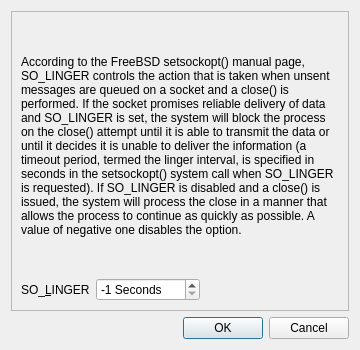
Before: the Qt Designer form branches/trunk/GoldBug-UI/spot-on-socket-options.ui in textbrowser/spot-on, drawn with Qt 5.
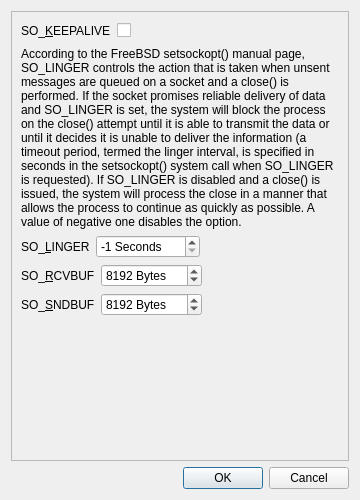
After: the same form once the commit is applied. Icons and pictures are not drawn.

Commit message: SO_KEEPALIVE.

Patch:
```diff
--- a/branches/trunk/GoldBug-UI/spot-on-socket-options.ui
+++ b/branches/trunk/GoldBug-UI/spot-on-socket-options.ui
@@ -7,7 +7,7 @@
     <x>0</x>
     <y>0</y>
     <width>360</width>
-    <height>350</height>
+    <height>500</height>
    </rect>
   </property>
   <property name="windowIcon">
@@ -25,11 +25,45 @@
        <rect>
         <x>0</x>
         <y>0</y>
-        <width>326</width>
-        <height>341</height>
+        <width>340</width>
+        <height>449</height>
        </rect>
       </property>
       <layout class="QVBoxLayout" name="verticalLayout_2">
+       <item>
+        <layout class="QHBoxLayout" name="horizontalLayout_4">
+         <item>
+          <widget class="QLabel" name="label_5">
+           <property name="text">
+            <string>SO_&amp;KEEPALIVE</string>
+           </property>
+           <property name="buddy">
+            <cstring>so_linger</cstring>
+           </property>
+          </widget>
+         </item>
+         <item>
+          <widget class="QCheckBox" name="so_keepalive">
+           <property name="text">
+            <string/>
+           </property>
+          </widget>
+         </item>
+         <item>
+          <spacer name="horizontalSpacer_4">
+           <property name="orientation">
+            <enum>Qt::Horizontal</enum>
+           </property>
+           <property name="sizeHint" stdset="0">
+            <size>
+             <width>40</width>
+             <height>20</height>
+            </size>
+           </property>
+          </spacer>
+         </item>
+        </layout>
+       </item>
        <item>
         <widget class="QLabel" name="label_2">
          <property name="text">
@@ -83,6 +117,105 @@
          </item>
         </layout>
        </item>
+       <item>
+        <layout class="QHBoxLayout" name="horizontalLayout_2">
+         <item>
+          <widget class="QLabel" name="label_3">
+           <property name="text">
+            <string>SO_&amp;RCVBUF</string>
+           </property>
+           <property name="buddy">
+            <cstring>so_linger</cstring>
+           </property>
+          </widget>
+         </item>
+         <item>
+          <widget class="QSpinBox" name="so_rcvbuf">
+           <property name="suffix">
+            <string> Bytes</string>
+           </property>
+           <property name="minimum">
+            <number>4096</number>
+           </property>
+           <property name="maximum">
+            <number>999999999</number>
+           </property>
+           <property name="value">
+            <number>8192</number>
+           </property>
+          </widget>
+         </item>
+         <item>
+          <spacer name="horizontalSpacer_2">
+           <property name="orientation">
+            <enum>Qt::Horizontal</enum>
+           </property>
+           <property name="sizeHint" stdset="0">
+            <size>
+             <width>40</width>
+             <height>20</height>
+            </size>
+           </property>
+          </spacer>
+         </item>
+        </layout>
+       </item>
+       <item>
+        <layout class="QHBoxLayout" name="horizontalLayout_3">
+         <item>
+          <widget class="QLabel" name="label_4">
+           <property name="text">
+            <string>SO_&amp;SNDBUF</string>
+           </property>
+           <property name="buddy">
+            <cstring>so_linger</cstring>
+           </property>
+          </widget>
+         </item>
+         <item>
+          <widget class="QSpinBox" name="so_sndbuf">
+           <property name="suffix">
+            <string> Bytes</string>
+           </property>
+           <property name="minimum">
+            <number>4096</number>
+           </property>
+           <property name="maximum">
+            <number>999999999</number>
+           </property>
+           <property name="value">
+            <number>8192</number>
+           </property>
+          </widget>
+         </item>
+         <item>
+          <spacer name="horizontalSpacer_3">
+           <property name="orientation">
+            <enum>Qt::Horizontal</enum>
+           </property>
+           <property name="sizeHint" stdset="0">
+            <size>
+             <width>40</width>
+             <height>20</height>
+            </size>
+           </property>
+          </spacer>
+         </item>
+        </layout>
+       </item>
+       <item>
+        <spacer name="verticalSpacer">
+         <property name="orientation">
+          <enum>Qt::Vertical</enum>
+         </property>
+         <property name="sizeHint" stdset="0">
+          <size>
+           <width>20</width>
+           <height>40</height>
+          </size>
+         </property>
+        </spacer>
+       </item>
       </layout>
      </widget>
     </widget>
```
Left out of the diff: 3 changed lines with no effect on the pictures. The commit also changes 7 other files.
